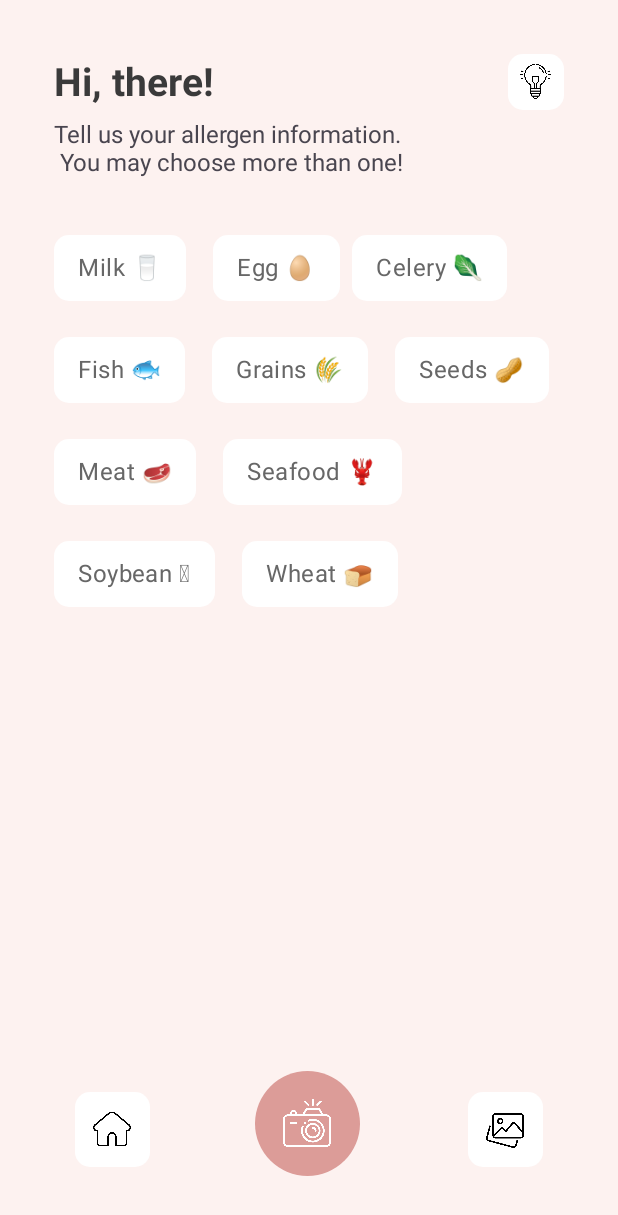
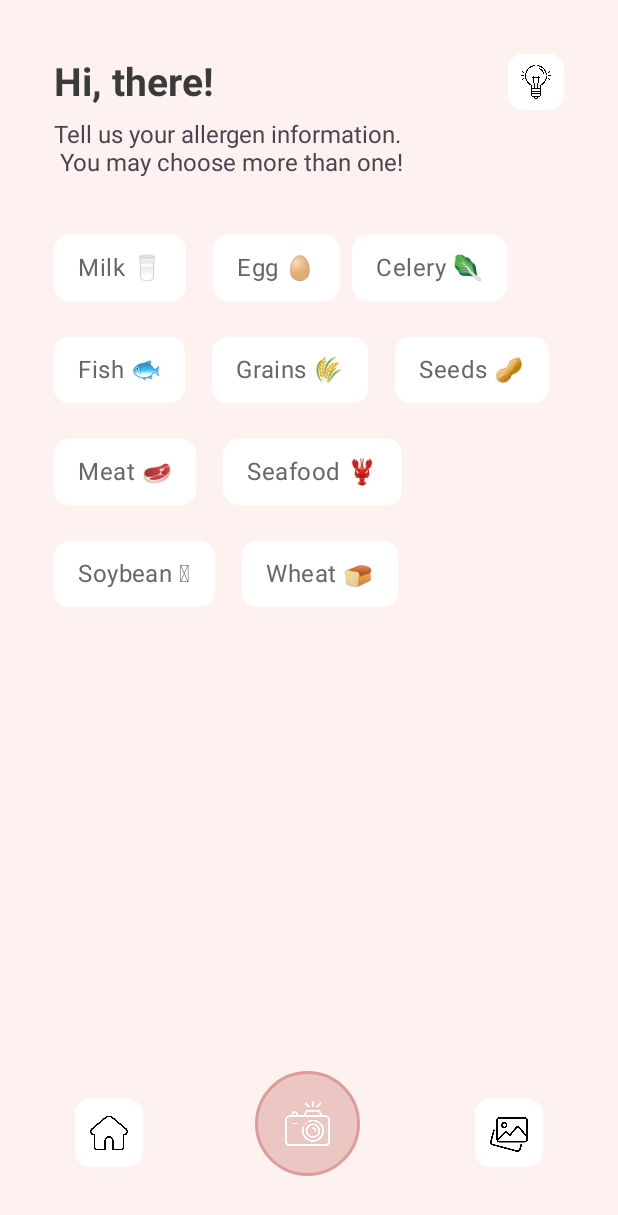
Before and after one commit to Sophakneath/Mini-Project, an Android app: the MainActivity screen opened directly, with no data from a screen before it, on a phone screen of 412 x 824 dp. Shown: the top 1215 px of the screen. Run offline under Robolectric (Android 15) with nearby library versions, the phone set to English and light mode, and no system bars.

Commit message:
fixed UI

```diff
--- a/app/src/main/java/com/example/myapplication/MainActivity.java
+++ b/app/src/main/java/com/example/myapplication/MainActivity.java
@@ -1,14 +1,11 @@
 package com.example.myapplication;
 
-import android.content.DialogInterface;
 import android.content.Intent;
 import android.content.res.ColorStateList;
 import android.os.Bundle;
-import android.view.View;
-import android.widget.FrameLayout;
+import android.widget.ImageButton;
 
 import androidx.activity.EdgeToEdge;
-import androidx.annotation.NonNull;
 import androidx.appcompat.app.AlertDialog;
 import androidx.appcompat.app.AppCompatActivity;
 import androidx.core.graphics.Insets;
@@ -19,12 +16,10 @@ import com.google.android.material.chip.Chip;
 import com.google.android.material.chip.ChipGroup;
 
 import java.util.ArrayList;
-import java.util.List;
 
 public class MainActivity extends AppCompatActivity {
-    FrameLayout capture, home, gallery;
+    ImageButton capture, home, gallery, info;
     ChipGroup chipGroupView;
-
     ArrayList<Integer> allergenSelected = null;
     @Override
     protected void onCreate(Bundle savedInstanceState) {
@@ -37,46 +32,29 @@ public class MainActivity extends AppCompatActivity {
             return insets;
         });
 
-        capture = findViewById(R.id.capture);
-        home = findViewById(R.id.home);
-        gallery = findViewById(R.id.gallery);
+        capture = findViewById(R.id.ccapture);
+        home = findViewById(R.id.chome);
+        gallery = findViewById(R.id.cgallery);
         chipGroupView = findViewById(R.id.chipGroup);
+        info = findViewById(R.id.info);
 
-        capture.setOnClickListener(new View.OnClickListener() {
-            @Override
-            public void onClick(View view) {
-                if (allergenSelected == null || allergenSelected.size() == 0) {
-                    AlertDialog.Builder builder = new AlertDialog.Builder(MainActivity.this);
-                    // Add the buttons.
-                    builder.setMessage("Please tell us your allergen information!").setTitle("Crunch Guard").setIcon(R.drawable.logo);
-                    builder.setPositiveButton("Okay", new DialogInterface.OnClickListener() {
-                        public void onClick(DialogInterface dialog, int id) {
-                            dialog.dismiss();
-                        }
-                    });
-                    AlertDialog dialog = builder.create();
-                    dialog.show();
-                } else {
-                    Intent intent = new Intent(MainActivity.this, CaptureActivity.class);
-                    intent.putIntegerArrayListExtra("allergenSelected", allergenSelected);
-                    MainActivity.this.startActivity(intent);
-                }
-            }
+        capture.setOnClickListener(view -> {
+            checkAllergenSelected(false);
         });
 
-        home.setOnClickListener(new View.OnClickListener() {
-            @Override
-            public void onClick(View view) {
-                finish();
-            }
+        gallery.setOnClickListener(view -> {
+            checkAllergenSelected(true);
         });
 
-        chipGroupView.setOnCheckedStateChangeListener(new ChipGroup.OnCheckedStateChangeListener() {
-            @Override
-            public void onCheckedChanged(@NonNull ChipGroup chipGroup, @NonNull List<Integer> list) {
-                allergenSelected = (ArrayList<Integer>) list;
+        home.setOnClickListener(view -> finish());
+
+        info.setOnClickListener(view -> {
+            MainActivity.this.startActivity(new Intent(MainActivity.this, InfoActivity.class));
+        });
+
+        chipGroupView.setOnCheckedStateChangeListener((chipGroup, list) -> {
+            allergenSelected = (ArrayList<Integer>) list;
 //                Toast.makeText(MainActivity2.this, "Choice" + list + " is Clicked", Toast.LENGTH_SHORT).show();
-            }
         });
 
         setChipColorStateList(R.id.choice1);
@@ -91,7 +69,24 @@ public class MainActivity extends AppCompatActivity {
         setChipColorStateList(R.id.choice10);
     }
 
-    public void setChipColorStateList(int chipId) {
+    private void checkAllergenSelected(boolean isOpenGallery) {
+        if (allergenSelected == null || allergenSelected.size() == 0) {
+            AlertDialog.Builder builder = new AlertDialog.Builder(MainActivity.this);
+            // Add the buttons.
+            builder.setMessage("Please tell us your allergen information!").setTitle("Crunch Guard").setIcon(R.drawable.logo);
+            builder.setPositiveButton("Okay", (dialog, id) -> dialog.dismiss());
+            AlertDialog dialog = builder.create();
+            dialog.getWindow().setBackgroundDrawable(getDrawable(R.drawable.dialog_bg));
+            dialog.show();
+        } else {
+            Intent intent = new Intent(MainActivity.this, CaptureActivity.class);
+            intent.putIntegerArrayListExtra("allergenSelected", allergenSelected);
+            intent.putExtra("gallery", isOpenGallery);
+            MainActivity.this.startActivity(intent);
+        }
+    }
+
+    private void setChipColorStateList(int chipId) {
         Chip chip = findViewById(chipId);
         int[][] states = new int[][] {
                 new int[] {-android.R.attr.state_checked}, // unchecked
--- a/app/src/main/java/com/example/myapplication/utils/Constant.java
+++ b/app/src/main/java/com/example/myapplication/utils/Constant.java
@@ -4,5 +4,7 @@ import android.Manifest;
 
 public class Constant {
     public static final int REQUEST_CODE_PERMISSIONS = 1;
-    public static final String[] REQUIRED_PERMISSIONS = new String[]{Manifest.permission.CAMERA};
+    public static final int PICK_FROM_GALLERY = 2;
+    public static final int RESULT_LOAD_IMG = 3;
+    public static final String[] REQUIRED_PERMISSIONS = new String[]{Manifest.permission.READ_MEDIA_IMAGES, Manifest.permission.READ_EXTERNAL_STORAGE};
 }
--- /dev/null
+++ b/app/src/main/res/drawable/dialog_bg.xml
@@ -0,0 +1,6 @@
+<?xml version="1.0" encoding="utf-8"?>
+<shape xmlns:android="http://schemas.android.com/apk/res/android"
+    android:shape="rectangle">
+    <solid android:color="@android:color/white"/>
+    <corners android:radius="20dp"/>
+</shape>
--- a/app/src/main/res/drawable/pink_round_button.xml
+++ b/app/src/main/res/drawable/pink_round_button.xml
@@ -2,5 +2,6 @@
 <shape xmlns:android="http://schemas.android.com/apk/res/android"
     android:padding="16dp"
     android:shape="oval">
-    <solid android:color="@color/button"/>
+    <solid android:color="@color/button80"/>
+    <stroke android:color="@color/button" android:width="2dp"/>
 </shape>
--- a/app/src/main/res/layout/activity_main.xml
+++ b/app/src/main/res/layout/activity_main.xml
@@ -32,22 +32,19 @@
         app:layout_constraintStart_toStartOf="parent"
         app:layout_constraintTop_toTopOf="@+id/textView3" />
 
-    <FrameLayout
+    <ImageButton
         android:layout_width="37dp"
         android:layout_height="37dp"
         android:layout_marginTop="36dp"
         android:layout_marginEnd="36dp"
+        android:src="@drawable/light"
         android:background="@drawable/icon_button"
+        android:scaleType="fitCenter"
+        android:padding="7dp"
         app:layout_constraintEnd_toEndOf="parent"
-        app:layout_constraintTop_toTopOf="parent">
-
-        <ImageView
-            android:id="@+id/imageView2"
-            android:layout_width="23dp"
-            android:layout_height="23dp"
-            app:srcCompat="@drawable/light"
-            android:layout_gravity="center"/>
-    </FrameLayout>
+        app:layout_constraintTop_toTopOf="parent"
+        android:id="@+id/info">
+    </ImageButton>
 
     <com.google.android.material.chip.ChipGroup
         android:id="@+id/chipGroup"
@@ -170,43 +167,35 @@
 
     </com.google.android.material.chip.ChipGroup>
 
-    <FrameLayout
-        android:id="@+id/home"
-        android:layout_width="50dp"
-        android:layout_height="50dp"
+    <ImageButton
+        android:id="@+id/chome"
+        android:layout_width="45dp"
+        android:layout_height="45dp"
         android:layout_marginStart="50dp"
         android:layout_marginBottom="46dp"
+        android:src="@drawable/home"
         android:background="@drawable/icon_button"
+        android:scaleType="fitCenter"
+        android:padding="10dp"
         app:layout_constraintBottom_toBottomOf="parent"
         app:layout_constraintStart_toStartOf="parent">
+    </ImageButton>
 
-        <ImageView
-            android:id="@+id/imageView3"
-            android:layout_width="25dp"
-            android:layout_height="25dp"
-            android:layout_gravity="center"
-            app:srcCompat="@drawable/home" />
-    </FrameLayout>
-
-    <FrameLayout
-        android:id="@+id/gallery"
-        android:layout_width="50dp"
-        android:layout_height="50dp"
+    <ImageButton
+        android:id="@+id/cgallery"
+        android:layout_width="45dp"
+        android:layout_height="45dp"
         android:layout_marginEnd="50dp"
         android:layout_marginBottom="46dp"
+        android:src="@drawable/gallery"
         android:background="@drawable/icon_button"
+        android:scaleType="fitCenter"
+        android:padding="10dp"
         app:layout_constraintBottom_toBottomOf="parent"
         app:layout_constraintEnd_toEndOf="parent">
+    </ImageButton>
 
-        <ImageView
-            android:id="@+id/imageView6"
-            android:layout_width="25dp"
-            android:layout_height="25dp"
-            android:layout_gravity="center"
-            app:srcCompat="@drawable/gallery" />
-    </FrameLayout>
-
-    <FrameLayout
+    <ImageButton
         android:layout_width="70dp"
         android:layout_height="70dp"
         android:layout_marginBottom="40dp"
@@ -215,14 +204,10 @@
         app:layout_constraintEnd_toEndOf="parent"
         app:layout_constraintHorizontal_bias="0.498"
         app:layout_constraintStart_toStartOf="parent"
-        android:id="@+id/capture">
-
-        <ImageView
-            android:id="@+id/imageView5"
-            android:layout_width="32dp"
-            android:layout_height="32dp"
-            android:layout_gravity="center"
-            app:srcCompat="@drawable/camera" />
-    </FrameLayout>
+        android:scaleType="fitCenter"
+        android:padding="20dp"
+        android:src="@drawable/camera"
+        android:id="@+id/ccapture">
+    </ImageButton>
 
 </androidx.constraintlayout.widget.ConstraintLayout>
--- a/app/src/main/res/values/colors.xml
+++ b/app/src/main/res/values/colors.xml
@@ -4,6 +4,7 @@
     <color name="white">#FFFFFFFF</color>
     <color name="primary">#FDF2F0</color>
     <color name="button">#DC9C98</color>
+    <color name="button80">#80DC9C98</color>
     <color name="title">#3A3A3A</color>
     <color name="text">#676767</color>
     <color name="safe">#33FF00</color>
```
Also changed, not shown: app/src/main/AndroidManifest.xml (+7 -0 lines), app/src/main/java/com/example/myapplication/CaptureActivity.java (+75 -47 lines), app/src/main/java/com/example/myapplication/InfoActivity.java (added, +33 -0 lines), app/src/main/res/layout/activity_capture.xml (+21 -32 lines), app/src/main/res/layout/activity_info.xml (added, +81 -0 lines).
